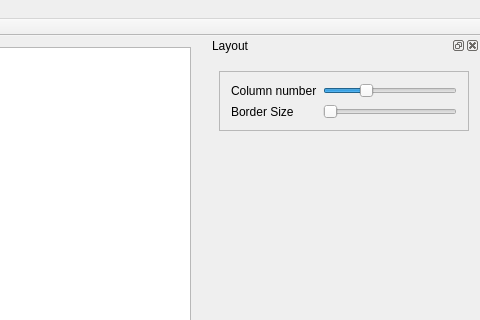
Before: the Qt Designer form SAOMDListImage.ui in KHeresy/SAOMD-ListImage, drawn with Qt 5; both pictures show x 703 to 1183 and y 0 to 320 of the 1183 by 880 pixel window.
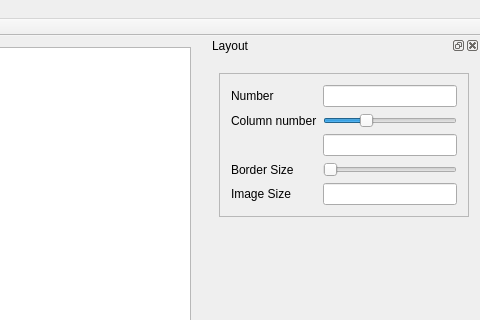
After: the same form once the commit is applied. Icons and pictures are not drawn.

```diff
--- a/SAOMDListImage.ui
+++ b/SAOMDListImage.ui
@@ -60,7 +60,7 @@
   <widget class="QStatusBar" name="statusBar"/>
   <widget class="QDockWidget" name="dockLayout">
    <property name="sizePolicy">
-    <sizepolicy hsizetype="Preferred" vsizetype="Fixed">
+    <sizepolicy hsizetype="Preferred" vsizetype="Preferred">
      <horstretch>0</horstretch>
      <verstretch>0</verstretch>
     </sizepolicy>
@@ -68,7 +68,7 @@
    <property name="maximumSize">
     <size>
      <width>524287</width>
-     <height>111</height>
+     <height>200</height>
     </size>
    </property>
    <property name="windowTitle">
@@ -82,7 +82,7 @@
      <item>
       <widget class="QFrame" name="frame">
        <property name="sizePolicy">
-        <sizepolicy hsizetype="Preferred" vsizetype="Fixed">
+        <sizepolicy hsizetype="Fixed" vsizetype="Fixed">
          <horstretch>0</horstretch>
          <verstretch>0</verstretch>
         </sizepolicy>
@@ -100,7 +100,38 @@
         <enum>QFrame::Raised</enum>
        </property>
        <layout class="QGridLayout" name="gridLayout_2">
+        <item row="3" column="1">
+         <widget class="QSlider" name="hsItemBorder">
+          <property name="maximum">
+           <number>50</number>
+          </property>
+          <property name="orientation">
+           <enum>Qt::Horizontal</enum>
+          </property>
+         </widget>
+        </item>
+        <item row="0" column="0">
+         <widget class="QLabel" name="label_3">
+          <property name="text">
+           <string>Number</string>
+          </property>
+         </widget>
+        </item>
+        <item row="1" column="0">
+         <widget class="QLabel" name="label">
+          <property name="text">
+           <string>Column number</string>
+          </property>
+         </widget>
+        </item>
         <item row="0" column="1">
+         <widget class="QLineEdit" name="leNumber">
+          <property name="readOnly">
+           <bool>true</bool>
+          </property>
+         </widget>
+        </item>
+        <item row="1" column="1">
          <widget class="QSlider" name="hsColumnNum">
           <property name="minimum">
            <number>1</number>
@@ -116,30 +147,30 @@
           </property>
          </widget>
         </item>
-        <item row="0" column="0">
-         <widget class="QLabel" name="label">
-          <property name="text">
-           <string>Column number</string>
-          </property>
-         </widget>
-        </item>
-        <item row="1" column="0">
+        <item row="3" column="0">
          <widget class="QLabel" name="label_2">
           <property name="text">
            <string>Border Size</string>
           </property>
          </widget>
         </item>
-        <item row="1" column="1">
-         <widget class="QSlider" name="hsItemBorder">
-          <property name="maximum">
-           <number>50</number>
+        <item row="2" column="1">
+         <widget class="QLineEdit" name="leArraySize">
+          <property name="readOnly">
+           <bool>true</bool>
           </property>
-          <property name="orientation">
-           <enum>Qt::Horizontal</enum>
+         </widget>
+        </item>
+        <item row="4" column="0">
+         <widget class="QLabel" name="label_4">
+          <property name="text">
+           <string>Image Size</string>
           </property>
          </widget>
         </item>
+        <item row="4" column="1">
+         <widget class="QLineEdit" name="leImageSize"/>
+        </item>
        </layout>
       </widget>
      </item>
```
